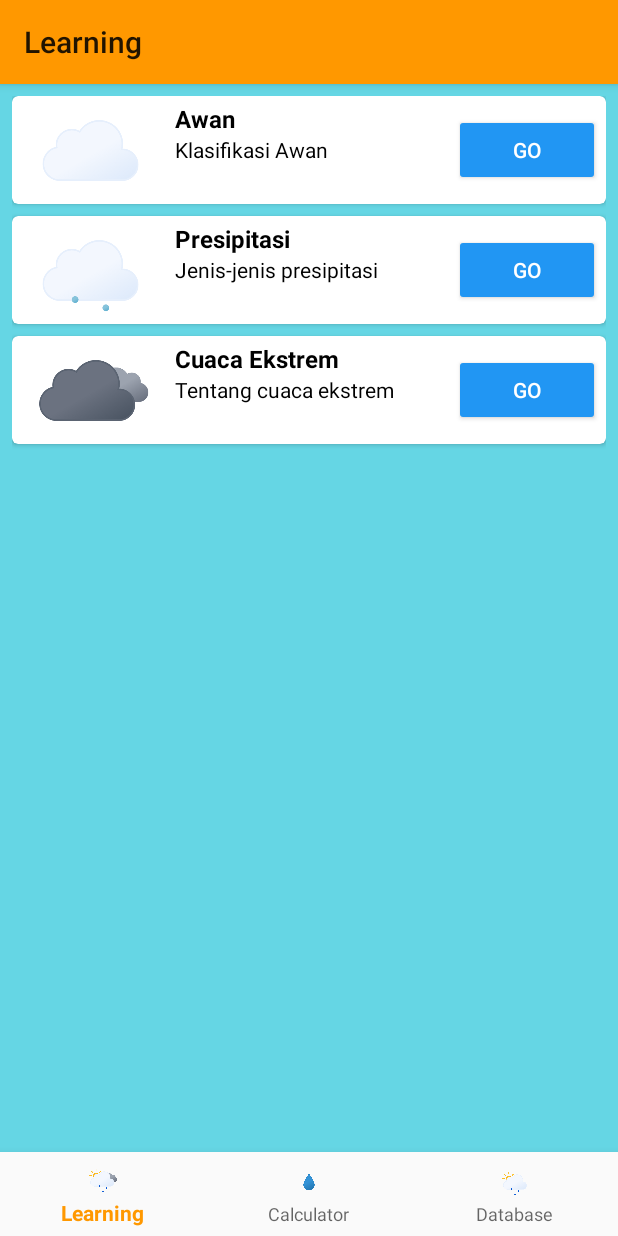
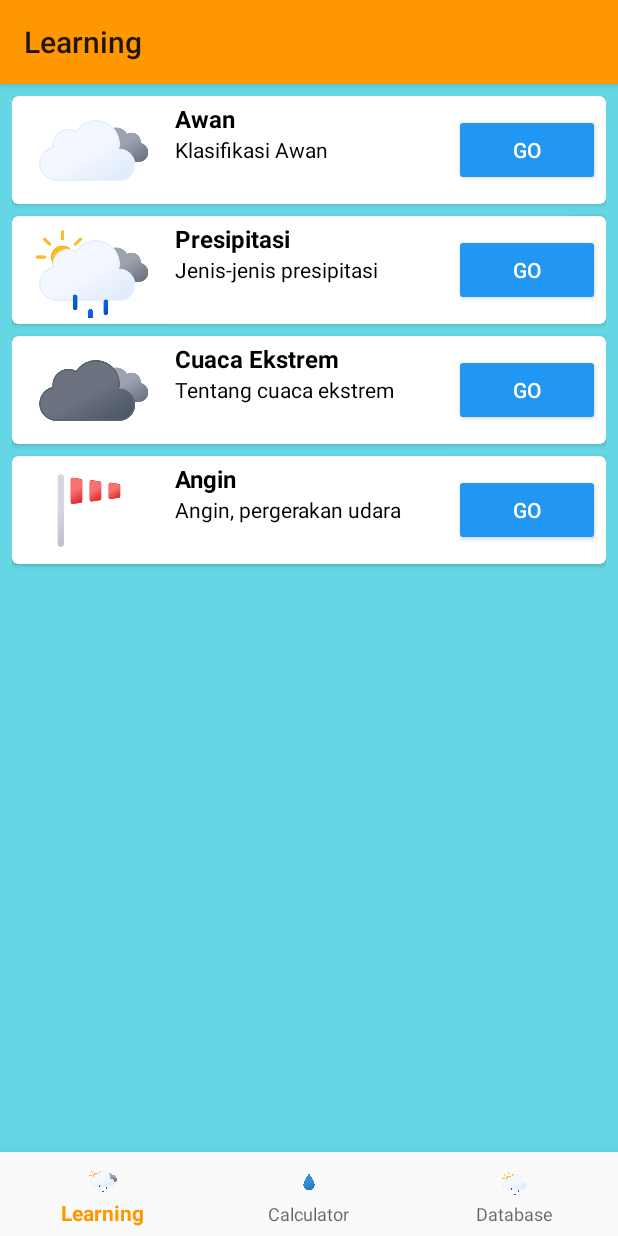
Before and after one commit to evanalif113/Tenki_Sensei, an Android app: the screen it shows after launch (MainActivity), on a phone screen of 412 x 824 dp. Run offline under Robolectric (Android 15) with nearby library versions, the phone set to English and light mode, and no system bars; our stand-ins replace navigation-ui.

Commit message:
update fragment_learning.xml

```diff
--- a/app/src/main/res/layout/fragment_learning.xml
+++ b/app/src/main/res/layout/fragment_learning.xml
@@ -38,7 +38,7 @@
                         android:layout_width="0dp"
                         android:layout_height="64dp"
                         android:layout_weight="1"
-                        android:src="@drawable/cloudy"
+                        android:src="@drawable/overcast"
                         android:scaleType="centerCrop" />
 
                     <LinearLayout
@@ -94,7 +94,7 @@
                         android:layout_width="0dp"
                         android:layout_height="64dp"
                         android:layout_weight="1"
-                        android:src="@drawable/hail"
+                        android:src="@drawable/overcast_day_rain"
                         android:scaleType="centerCrop" />
 
                     <LinearLayout
@@ -187,6 +187,61 @@
                         android:onClick="goToActivity3" />
                 </LinearLayout>
             </androidx.cardview.widget.CardView>
+            <!-- Fourth CardView -->
+            <androidx.cardview.widget.CardView
+                android:layout_width="match_parent"
+                android:layout_height="wrap_content"
+                android:layout_marginBottom="8dp"
+                app:cardCornerRadius="4dp"
+                app:cardElevation="2dp">
+
+                <LinearLayout
+                    android:layout_width="match_parent"
+                    android:layout_height="wrap_content"
+                    android:orientation="horizontal"
+                    android:padding="4dp">
+
+                    <ImageView
+                        android:layout_width="0dp"
+                        android:layout_height="64dp"
+                        android:layout_weight="1"
+                        android:src="@drawable/windsock"
+                        android:scaleType="centerCrop" />
+
+                    <LinearLayout
+                        android:layout_width="0dp"
+                        android:layout_height="wrap_content"
+                        android:layout_weight="2"
+                        android:orientation="vertical"
+                        android:paddingStart="8dp">
+
+                        <TextView
+                            android:layout_width="wrap_content"
+                            android:layout_height="wrap_content"
+                            android:text="Angin"
+                            android:textColor="@color/black"
+                            android:textSize="16sp"
+                            android:textStyle="bold" />
+
+                        <TextView
+                            android:layout_width="wrap_content"
+                            android:layout_height="wrap_content"
+                            android:text="Angin, pergerakan udara"
+                            android:textColor="@color/black"
+                            android:textSize="14sp" />
+                    </LinearLayout>
+
+                    <Button
+                        android:layout_width="0dp"
+                        android:layout_height="wrap_content"
+                        android:layout_weight="1"
+                        android:layout_gravity="center_vertical"
+                        android:text="Go"
+                        android:backgroundTint="@color/biru"
+                        android:textColor="@color/white"
+                        android:onClick="goToActivity4" />
+                </LinearLayout>
+            </androidx.cardview.widget.CardView>
         </LinearLayout>
     </ScrollView>
 </androidx.constraintlayout.widget.ConstraintLayout>
```
Also changed, not shown: app/src/main/res/layout/fragment_calculator.xml (+16 -26 lines).
